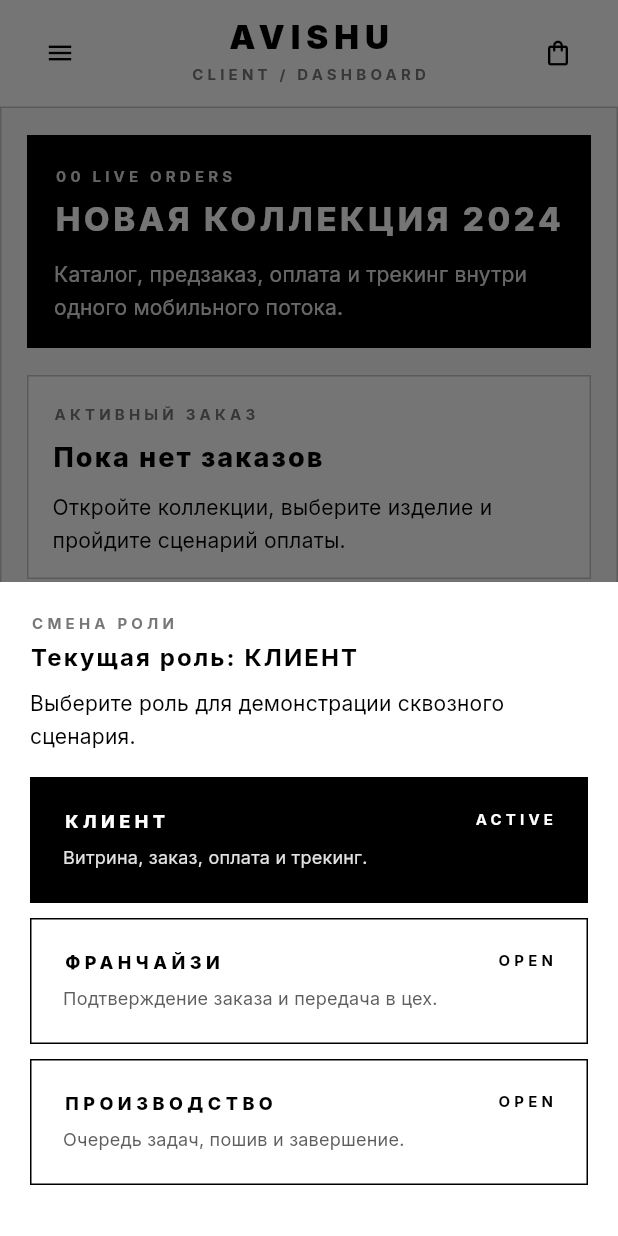
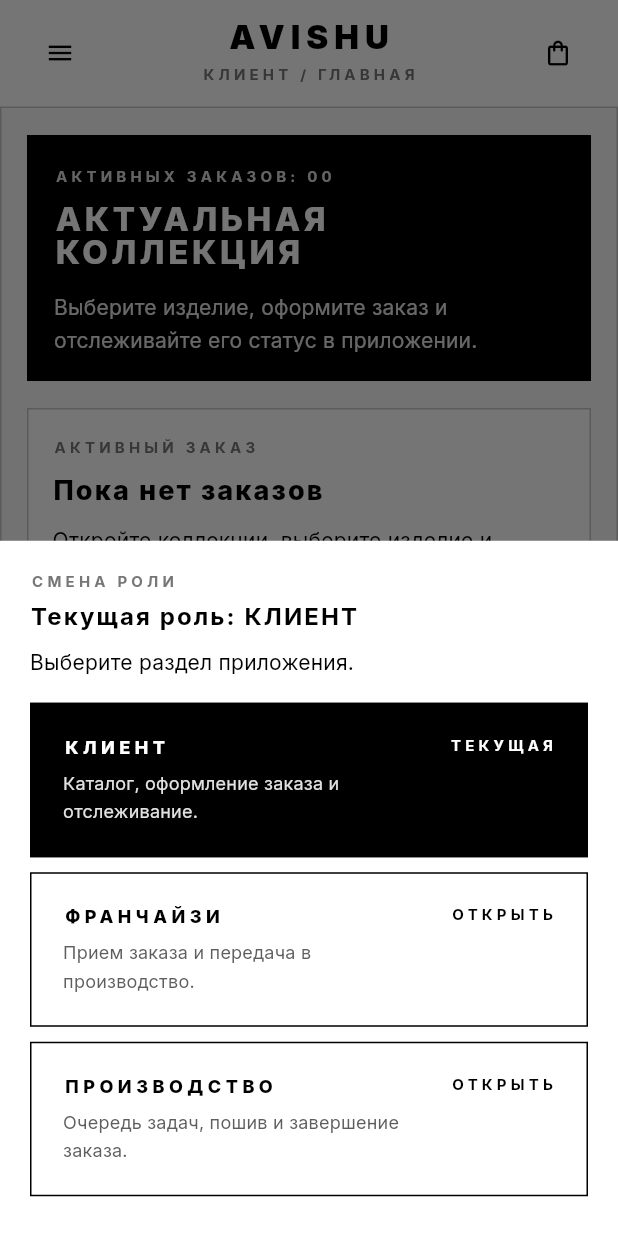
Before and after one commit to Dmitribear/AVISHU-Superapp, a Flutter app: the screen it shows after launch, after a tap on "КЛИЕНТ", after a tap on the "menu" icon, on a phone screen of 412 x 824 dp. Run offline on Flutter 3.47's test engine with Material 3 defaults, Android fonts, the light colour scheme and no system bars; our stand-ins replace cloud_firestore, firebase_auth, firebase_core, flutter_riverpod, go_router, google_fonts; accounts and stored records are empty.

Commit message:
correct text

```diff
--- a/lib/core/router/app_router.dart
+++ b/lib/core/router/app_router.dart
@@ -55,19 +55,16 @@
                               const SizedBox(height: 26),
                               _RoleButton(
                                 label: 'КЛИЕНТ',
-                                code: 'ROLE_01',
                                 onTap: () => enterRole(UserRole.client),
                               ),
                               const SizedBox(height: 12),
                               _RoleButton(
                                 label: 'ФРАНЧАЙЗИ',
-                                code: 'ROLE_02',
                                 onTap: () => enterRole(UserRole.franchisee),
                               ),
                               const SizedBox(height: 12),
                               _RoleButton(
                                 label: 'ПРОИЗВОДСТВО',
-                                code: 'ROLE_03',
                                 onTap: () => enterRole(UserRole.production),
                               ),
                               const Spacer(),
@@ -143,12 +140,10 @@
 
 class _RoleButton extends StatelessWidget {
   final String label;
-  final String code;
   final VoidCallback onTap;
 
   const _RoleButton({
     required this.label,
-    required this.code,
     required this.onTap,
   });
 
@@ -167,22 +162,13 @@
         ),
         child: Row(
           children: [
-            const SizedBox(width: 58),
             Expanded(
               child: Center(
                 child: Text(
                   label,
                   textAlign: TextAlign.center,
-                  overflow: TextOverflow.ellipsis,
                   style: AppTypography.button.copyWith(letterSpacing: 3.2),
                 ),
-              ),
-            ),
-            SizedBox(
-              width: 58,
-              child: Align(
-                alignment: Alignment.centerRight,
-                child: Text(code, style: AppTypography.eyebrow),
               ),
             ),
           ],
--- a/lib/features/orders/presentation/client/client_dashboard.dart
+++ b/lib/features/orders/presentation/client/client_dashboard.dart
@@ -122,19 +122,19 @@
   String get _metaLabel {
     switch (_view) {
       case ClientView.product:
-        return 'CLIENT / PRODUCT';
+        return 'КЛИЕНТ / ТОВАР';
       case ClientView.checkout:
-        return 'CLIENT / CHECKOUT';
+        return 'КЛИЕНТ / ОФОРМЛЕНИЕ';
       case ClientView.payment:
-        return 'CLIENT / PAYMENT';
+        return 'КЛИЕНТ / ОПЛАТА';
       case ClientView.tracking:
-        return 'CLIENT / TRACKING';
+        return 'КЛИЕНТ / ОТСЛЕЖИВАНИЕ';
       case ClientView.root:
         return switch (_tab) {
-          ClientTab.dashboard => 'CLIENT / DASHBOARD',
-          ClientTab.collections => 'CLIENT / COLLECTIONS',
-          ClientTab.archive => 'CLIENT / ARCHIVE',
-          ClientTab.profile => 'CLIENT / PROFILE',
+          ClientTab.dashboard => 'КЛИЕНТ / ГЛАВНАЯ',
+          ClientTab.collections => 'КЛИЕНТ / КОЛЛЕКЦИИ',
+          ClientTab.archive => 'КЛИЕНТ / ИСТОРИЯ',
+          ClientTab.profile => 'КЛИЕНТ / ПРОФИЛЬ',
         };
     }
   }
@@ -174,9 +174,9 @@
       crossAxisAlignment: CrossAxisAlignment.start,
       children: [
         _heroCard(
-          title: 'НОВАЯ КОЛЛЕКЦИЯ 2024',
-          subtitle: 'Каталог, предзаказ, оплата и трекинг внутри одного мобильного потока.',
-          accent: '${orders.length.toString().padLeft(2, '0')} LIVE ORDERS',
+          title: 'АКТУАЛЬНАЯ КОЛЛЕКЦИЯ',
+          subtitle: 'Выберите изделие, оформите заказ и отслеживайте его статус в приложении.',
+          accent: 'АКТИВНЫХ ЗАКАЗОВ: ${orders.length.toString().padLeft(2, '0')}',
         ),
         const SizedBox(height: 18),
         if (activeOrder != null) _orderCard(activeOrder, cta: 'ОТСЛЕДИТЬ', onTap: () {
@@ -231,7 +231,7 @@
                     ],
                   ),
                 ),
-                Text(collection.released ? 'LIVE' : 'ARCHIVE', style: AppTypography.code),
+                Text(collection.released ? 'АКТИВНАЯ' : 'АРХИВ', style: AppTypography.code),
               ],
             ),
           ),
@@ -284,11 +284,11 @@
             children: [
               Text('ПРОФИЛЬ', style: AppTypography.eyebrow),
               const SizedBox(height: 12),
-              Text('PRIVATE CLIENT / BLACK TIER', style: Theme.of(context).textTheme.titleLarge),
+              Text('ПЕРСОНАЛЬНЫЙ КЛИЕНТ', style: Theme.of(context).textTheme.titleLarge),
               const SizedBox(height: 10),
               LinearProgressIndicator(value: ((orders.length % 4) + 1) / 4),
               const SizedBox(height: 10),
-              Text('ORDERS ${orders.length} / NEXT LEVEL: PLATINUM', style: AppTypography.code),
+              Text('ЗАКАЗОВ: ${orders.length} / СЛЕДУЮЩИЙ УРОВЕНЬ: ПРИОРИТЕТ', style: AppTypography.code),
             ],
           ),
         ),
@@ -473,7 +473,7 @@
             children: [
               Text('ТРЕКИНГ ЗАКАЗА', style: AppTypography.eyebrow),
               const SizedBox(height: 12),
-              Text('ORDER #${order.id.substring(0, 6).toUpperCase()}', style: Theme.of(context).textTheme.titleLarge),
+              Text('ЗАКАЗ #${order.id.substring(0, 6).toUpperCase()}', style: Theme.of(context).textTheme.titleLarge),
               const SizedBox(height: 10),
               Text(order.productName, style: Theme.of(context).textTheme.titleMedium),
               const SizedBox(height: 8),
@@ -481,7 +481,7 @@
               const SizedBox(height: 18),
               LinearProgressIndicator(value: order.status.progressValue),
               const SizedBox(height: 10),
-              Text('STATUS / ${order.status.clientLabel}', style: AppTypography.code),
+              Text('СТАТУС / ${order.status.clientLabel}', style: AppTypography.code),
             ],
           ),
         ),
@@ -579,7 +579,7 @@
                 const SizedBox(height: 8),
                 Text(product.material, style: Theme.of(context).textTheme.bodySmall?.copyWith(color: AppColors.secondary)),
                 const SizedBox(height: 8),
-                Text('${product.preorder ? 'PREORDER' : 'IN STOCK'} / ${product.sizeLabel}', style: AppTypography.code),
+                Text('${product.preorder ? 'ПРЕДЗАКАЗ' : 'В НАЛИЧИИ'} / ${product.sizeLabel}', style: AppTypography.code),
               ],
             ),
           ),
@@ -598,7 +598,7 @@
         children: [
           Row(
             children: [
-              Expanded(child: Text('ORDER #${order.id.substring(0, 6).toUpperCase()}', style: AppTypography.eyebrow)),
+              Expanded(child: Text('ЗАКАЗ #${order.id.substring(0, 6).toUpperCase()}', style: AppTypography.eyebrow)),
               Text(order.status.panelLabel, style: AppTypography.code),
             ],
           ),
@@ -627,7 +627,7 @@
         child: Column(
           crossAxisAlignment: CrossAxisAlignment.start,
           children: [
-            Text('MODE', style: AppTypography.eyebrow.copyWith(color: active ? AppColors.surfaceDim : AppColors.outline)),
+            Text('СПОСОБ', style: AppTypography.eyebrow.copyWith(color: active ? AppColors.surfaceDim : AppColors.outline)),
             const SizedBox(height: 8),
             Text(label, style: Theme.of(context).textTheme.titleMedium?.copyWith(color: active ? AppColors.white : AppColors.black)),
           ],
--- a/lib/features/orders/presentation/franchisee/franchisee_dashboard.dart
+++ b/lib/features/orders/presentation/franchisee/franchisee_dashboard.dart
@@ -42,7 +42,7 @@
 
     return AvishuMobileFrame(
       title: 'AVISHU',
-      metaLabel: _selectedOrder == null ? 'FRANCHISEE / CONTROL' : 'FRANCHISEE / ORDER',
+      metaLabel: _selectedOrder == null ? 'ФРАНЧАЙЗИ / ЗАКАЗЫ' : 'ФРАНЧАЙЗИ / КАРТОЧКА',
       leadingIcon: _selectedOrder == null ? Icons.menu : Icons.arrow_back,
       actionIcon: Icons.swap_horiz_rounded,
       currentIndex: _tab.index,
@@ -83,7 +83,11 @@
       FranchiseeTab.dashboard => Column(
         crossAxisAlignment: CrossAxisAlignment.start,
         children: [
-          _hero('CONTROL TOWER', 'Франчайзи получает заказ сразу после оплаты клиента и передает его в работу цеха.', '${newOrders.length} NEW'),
+          _hero(
+            'ПАНЕЛЬ ЗАКАЗОВ',
+            'Новые заказы появляются сразу после оплаты и могут быть переданы в производство без перезагрузки.',
+            'НОВЫХ ЗАКАЗОВ: ${newOrders.length}',
+          ),
           const SizedBox(height: 12),
           _metricRow([
             _metric('ОБОРОТ', '\$${revenue.toStringAsFixed(0)}'),
@@ -141,9 +145,9 @@
               children: [
                 Text('ФРАНШИЗА', style: AppTypography.eyebrow),
                 const SizedBox(height: 12),
-                Text('Бизнес в кармане', style: Theme.of(context).textTheme.titleLarge),
+                Text('Кабинет франчайзи', style: Theme.of(context).textTheme.titleLarge),
                 const SizedBox(height: 10),
-                Text('Одна кодовая база показывает разные интерфейсы для клиента, франчайзи и производства.', style: Theme.of(context).textTheme.bodyMedium),
+                Text('Здесь собраны заказы клиентов, текущий поток производства и готовые позиции.', style: Theme.of(context).textTheme.bodyMedium),
               ],
             ),
           ),
@@ -169,7 +173,7 @@
           child: Column(
             crossAxisAlignment: CrossAxisAlignment.start,
             children: [
-              Text('ORDER #${order.id.substring(0, 6).toUpperCase()}', style: AppTypography.eyebrow),
+              Text('ЗАКАЗ #${order.id.substring(0, 6).toUpperCase()}', style: AppTypography.eyebrow),
               const SizedBox(height: 12),
               Text(order.productName, style: Theme.of(context).textTheme.titleLarge),
               const SizedBox(height: 8),
@@ -228,7 +232,7 @@
         children: [
           Row(
             children: [
-              Expanded(child: Text('ORDER #${order.id.substring(0, 6).toUpperCase()}', style: AppTypography.eyebrow)),
+              Expanded(child: Text('ЗАКАЗ #${order.id.substring(0, 6).toUpperCase()}', style: AppTypography.eyebrow)),
               Text(order.status.panelLabel, style: AppTypography.code),
             ],
           ),
--- a/lib/features/orders/presentation/production/production_dashboard.dart
+++ b/lib/features/orders/presentation/production/production_dashboard.dart
@@ -42,7 +42,7 @@
 
     return AvishuMobileFrame(
       title: 'AVISHU',
-      metaLabel: _selectedOrder == null ? 'PRODUCTION / TABLET' : 'PRODUCTION / TASK',
+      metaLabel: _selectedOrder == null ? 'ПРОИЗВОДСТВО / ОЧЕРЕДЬ' : 'ПРОИЗВОДСТВО / ЗАДАЧА',
       leadingIcon: _selectedOrder == null ? Icons.menu : Icons.arrow_back,
       actionIcon: Icons.swap_horiz_rounded,
       currentIndex: _tab.index,
@@ -85,8 +85,8 @@
         children: [
           _hero(
             'ОЧЕРЕДЬ ЗАДАЧ',
-            'Цех получает заказ после подтверждения франчайзи и завершает цикл для клиента.',
-            '${accepted.length + inProduction.length} ACTIVE',
+            'После подтверждения заказ попадает в очередь цеха и проходит этапы пошива до готовности.',
+            'АКТИВНЫХ ЗАДАЧ: ${accepted.length + inProduction.length}',
           ),
           const SizedBox(height: 12),
           Row(
@@ -145,9 +145,9 @@
               children: [
                 Text('СТАНЦИЯ ЦЕХА', style: AppTypography.eyebrow),
                 const SizedBox(height: 12),
-                Text('Минимум текста, максимум контраста', style: Theme.of(context).textTheme.titleLarge),
+                Text('Рабочее место мастера', style: Theme.of(context).textTheme.titleLarge),
                 const SizedBox(height: 10),
-                Text('Интерфейс мастера показывает только задачу, состояние и одно действие: взять в пошив или завершить.', style: Theme.of(context).textTheme.bodyMedium),
+                Text('Экран показывает текущую задачу, состояние заказа и доступное действие по следующему этапу.', style: Theme.of(context).textTheme.bodyMedium),
               ],
             ),
           ),
@@ -174,7 +174,7 @@
           child: Column(
             crossAxisAlignment: CrossAxisAlignment.start,
             children: [
-              Text('ORDER #${order.id.substring(0, 6).toUpperCase()}', style: AppTypography.eyebrow),
+              Text('ЗАКАЗ #${order.id.substring(0, 6).toUpperCase()}', style: AppTypography.eyebrow),
               const SizedBox(height: 12),
               Text(order.productName, style: Theme.of(context).textTheme.titleLarge),
               const SizedBox(height: 8),
@@ -220,7 +220,7 @@
         children: [
           Row(
             children: [
-              Expanded(child: Text('ORDER #${order.id.substring(0, 6).toUpperCase()}', style: AppTypography.eyebrow)),
+              Expanded(child: Text('ЗАКАЗ #${order.id.substring(0, 6).toUpperCase()}', style: AppTypography.eyebrow)),
               Text(order.status.panelLabel, style: AppTypography.code),
             ],
           ),
--- a/lib/shared/widgets/role_switch_sheet.dart
+++ b/lib/shared/widgets/role_switch_sheet.dart
@@ -32,11 +32,11 @@
 String roleCaption(UserRole role) {
   switch (role) {
     case UserRole.client:
-      return 'Витрина, заказ, оплата и трекинг.';
+      return 'Каталог, оформление заказа и отслеживание.';
     case UserRole.franchisee:
-      return 'Подтверждение заказа и передача в цех.';
+      return 'Прием заказа и передача в производство.';
     case UserRole.production:
-      return 'Очередь задач, пошив и завершение.';
+      return 'Очередь задач, пошив и завершение заказа.';
   }
 }
 
@@ -46,7 +46,7 @@
     backgroundColor: AppColors.surfaceLowest,
     shape: const RoundedRectangleBorder(borderRadius: BorderRadius.zero),
     builder: (sheetContext) {
-      final currentRole = ref.watch(currentUserProvider).value?.role;
+      final currentRole = ref.read(currentUserProvider).value?.role;
 
       return SafeArea(
         child: Padding(
@@ -65,7 +65,7 @@
                 const SizedBox(height: 8),
               ],
               Text(
-                'Выберите роль для демонстрации сквозного сценария.',
+                'Выберите раздел приложения.',
                 style: Theme.of(sheetContext).textTheme.bodyMedium,
               ),
               const SizedBox(height: 18),
@@ -91,7 +91,7 @@
   );
 }
 
-class RoleControlCard extends ConsumerWidget {
+class RoleControlCard extends StatelessWidget {
   final UserRole currentRole;
   final String title;
 
@@ -102,7 +102,7 @@
   });
 
   @override
-  Widget build(BuildContext context, WidgetRef ref) {
+  Widget build(BuildContext context) {
     return Container(
       width: double.infinity,
       padding: const EdgeInsets.all(16),
@@ -201,7 +201,7 @@
               ),
               const SizedBox(width: 12),
               Text(
-                isActive ? 'ACTIVE' : 'OPEN',
+                isActive ? 'ТЕКУЩАЯ' : 'ОТКРЫТЬ',
                 style: AppTypography.eyebrow.copyWith(
                   color: isActive ? AppColors.white : AppColors.black,
                 ),
```
Also changed, not shown: lib/features/orders/domain/enums/order_status.dart (+4 -4 lines).
